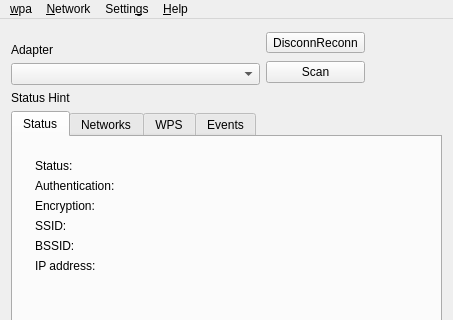
First picture: the form in src/wpagui.ui, repository loh-tar/wpa-cute, before the edit; both pictures show x 0 to 453 and y 0 to 320 of the 453 by 592 pixel window.
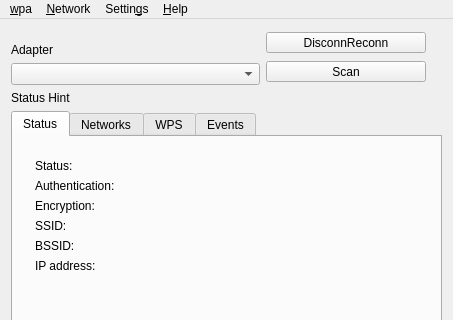
Second picture: the form after the edit. Icons and pictures are not drawn.

Commit message:
Centralize cluttered logic
Before there was every where some trick to change or do something dependent
on user action, supplicant message or status poll. Now almost all is done
in setState(). As things turned out was there not all well solved, but now
it looks fairly promising.

- Add some handling of WPA_EVENT_SCAN_STARTED, WPA_EVENT_NETWORK_NOT_FOUND,
  and WPA_EVENT_BSS_REMOVED to processMsg()
- Fix broken scan button
- Add more tray icon types (enums, the icons itself are todo)
- Show app name in tray tool tip when no adapter is given

```diff
--- a/src/wpagui.ui
+++ b/src/wpagui.ui
@@ -73,13 +73,25 @@
          <layout class="QVBoxLayout" name="verticalLayout_3">
           <item>
            <widget class="QToolButton" name="disconReconButton">
+            <property name="minimumSize">
+             <size>
+              <width>160</width>
+              <height>0</height>
+             </size>
+            </property>
             <property name="text">
              <string>DisconnReconn</string>
             </property>
            </widget>
           </item>
           <item>
-           <widget class="QPushButton" name="scanButton">
+           <widget class="QToolButton" name="scanButton">
+            <property name="minimumSize">
+             <size>
+              <width>160</width>
+              <height>0</height>
+             </size>
+            </property>
             <property name="text">
              <string>Scan</string>
             </property>
```
Left out of the diff: 2 changed lines with no effect on the pictures. The commit also changes 2 other files.
